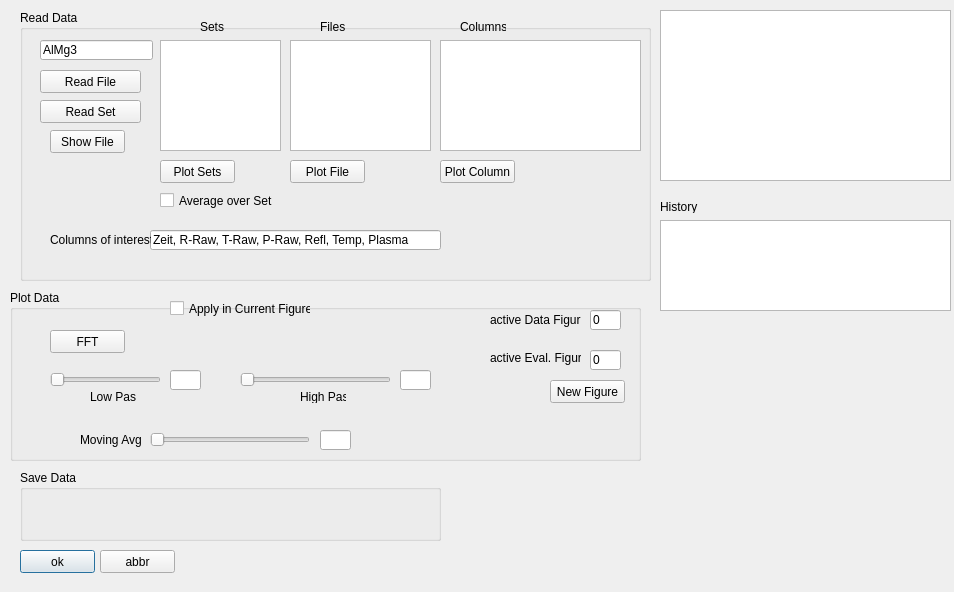
Qt form diag.ui (FlorianFetzer/PyPlotter) before a commit.
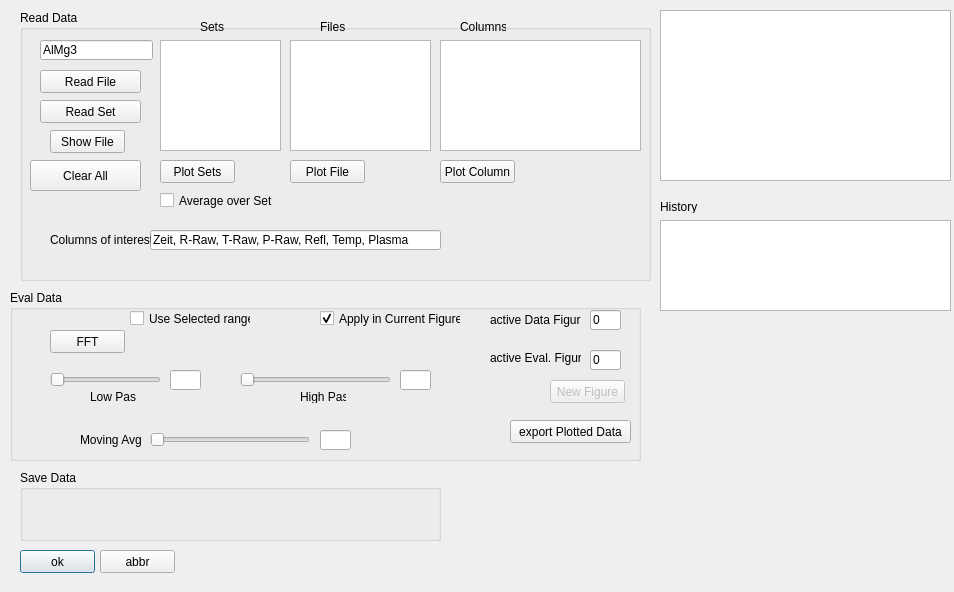
The same form after that commit.

```diff
--- a/diag.ui
+++ b/diag.ui
@@ -268,6 +268,19 @@
      <bool>false</bool>
     </property>
    </widget>
+   <widget class="QPushButton" name="Clear_PB">
+    <property name="geometry">
+     <rect>
+      <x>10</x>
+      <y>150</y>
+      <width>111</width>
+      <height>31</height>
+     </rect>
+    </property>
+    <property name="text">
+     <string>Clear All</string>
+    </property>
+   </widget>
   </widget>
   <widget class="QGroupBox" name="groupBox_2">
    <property name="geometry">
@@ -279,7 +292,7 @@
     </rect>
    </property>
    <property name="title">
-    <string>Plot Data</string>
+    <string>Eval Data</string>
    </property>
    <widget class="QPushButton" name="Plot_All_PB">
     <property name="geometry">
@@ -295,6 +308,9 @@
     </property>
    </widget>
    <widget class="QPushButton" name="NewFig_PB">
+    <property name="enabled">
+     <bool>false</bool>
+    </property>
     <property name="geometry">
      <rect>
       <x>540</x>
@@ -443,8 +459,8 @@
    <widget class="QCheckBox" name="InActiveFigure">
     <property name="geometry">
      <rect>
-      <x>160</x>
-      <y>10</y>
+      <x>310</x>
+      <y>20</y>
       <width>141</width>
       <height>17</height>
      </rect>
@@ -452,6 +468,9 @@
     <property name="text">
      <string>Apply in Current Figure</string>
     </property>
+    <property name="checked">
+     <bool>true</bool>
+    </property>
    </widget>
    <widget class="QLabel" name="label_4">
     <property name="geometry">
@@ -489,6 +508,32 @@
      </rect>
     </property>
    </widget>
+   <widget class="QCheckBox" name="SelectedRange">
+    <property name="geometry">
+     <rect>
+      <x>120</x>
+      <y>20</y>
+      <width>121</width>
+      <height>17</height>
+     </rect>
+    </property>
+    <property name="text">
+     <string>Use Selected range</string>
+    </property>
+   </widget>
+   <widget class="QPushButton" name="Export_PB">
+    <property name="geometry">
+     <rect>
+      <x>500</x>
+      <y>130</y>
+      <width>121</width>
+      <height>23</height>
+     </rect>
+    </property>
+    <property name="text">
+     <string>export Plotted Data</string>
+    </property>
+   </widget>
   </widget>
   <widget class="QGroupBox" name="groupBox_3">
    <property name="geometry">
```
Left out of the diff: 2 changed lines with no effect on the pictures.
